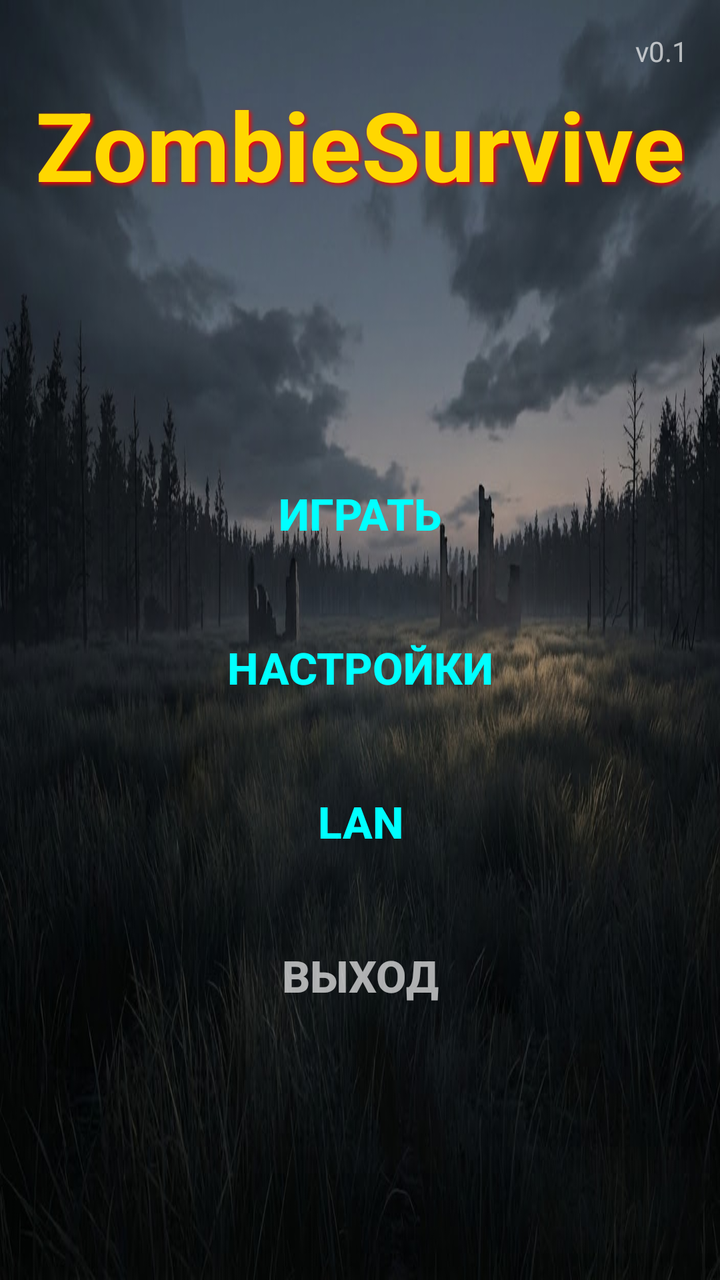
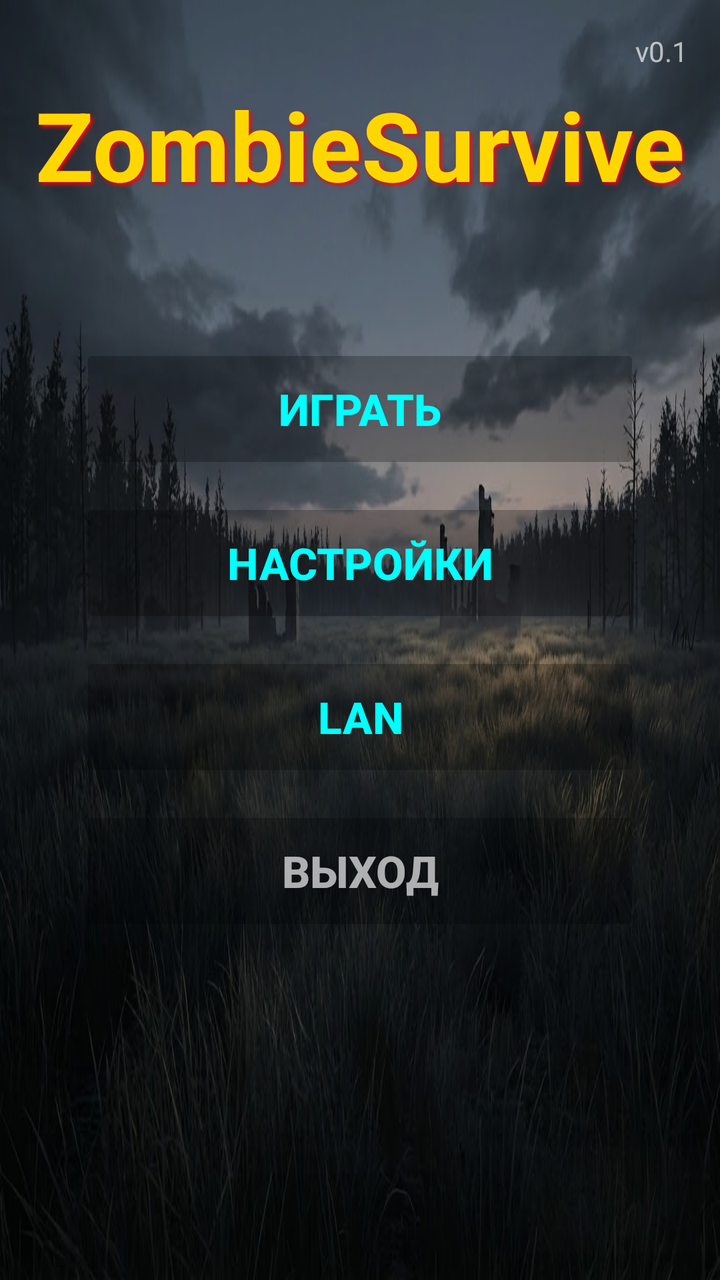

Screens rendered from an Android XML layout before and after an edit, with the pre-edit source and the edit as a unified diff.
<!-- AndroidManifest.xml: application theme Theme.AppCompat.NoActionBar -->
<!-- res/layout/activity_menu.xml -->
<?xml version="1.0" encoding="utf-8"?>
<androidx.constraintlayout.widget.ConstraintLayout xmlns:android="http://schemas.android.com/apk/res/android"
    xmlns:app="http://schemas.android.com/apk/res-auto"
    android:layout_width="match_parent"
    android:layout_height="match_parent"
    android:background="@drawable/bg_menu">

    
    <TextView
        android:id="@+id/titleText"
        android:layout_width="wrap_content"
        android:layout_height="wrap_content"
        android:layout_marginTop="40dp"
        android:text="ZombieSurvive"
        android:textColor="#FFD700"
        android:textSize="48sp"
        android:textStyle="bold"
        android:shadowColor="#FF0000"
        android:shadowDx="3"
        android:shadowDy="3"
        android:shadowRadius="5"
        app:layout_constraintTop_toTopOf="parent"
        app:layout_constraintStart_toStartOf="parent"
        app:layout_constraintEnd_toEndOf="parent" />

    
    <LinearLayout
        android:layout_width="wrap_content"
        android:layout_height="wrap_content"
        android:orientation="vertical"
        android:gravity="center"
        app:layout_constraintTop_toBottomOf="@id/titleText"
        app:layout_constraintBottom_toBottomOf="parent"
        app:layout_constraintStart_toStartOf="parent"
        app:layout_constraintEnd_toEndOf="parent">

        <Button
            android:id="@+id/btnPlay"
            android:layout_width="280dp"
            android:layout_height="65dp"
            android:text="ИГРАТЬ"
            android:textSize="22sp"
            android:textStyle="bold"
            android:textColor="#00FFFF"
            android:background="@android:color/transparent"
            android:backgroundTint="#40000000"
            android:stateListAnimator="@null" />

        <Button
            android:id="@+id/btnSettings"
            android:layout_width="280dp"
            android:layout_height="65dp"
            android:layout_marginTop="12dp"
            android:text="НАСТРОЙКИ"
            android:textSize="22sp"
            android:textStyle="bold"
            android:textColor="#00FFFF"
            android:background="@android:color/transparent"
            android:backgroundTint="#40000000"
            android:stateListAnimator="@null" />

        <Button
            android:id="@+id/btnLan"
            android:layout_width="280dp"
            android:layout_height="65dp"
            android:layout_marginTop="12dp"
            android:text="LAN"
            android:textSize="22sp"
            android:textStyle="bold"
            android:textColor="#00FFFF"
            android:background="@android:color/transparent"
            android:backgroundTint="#40000000"
            android:stateListAnimator="@null" />

        <Button
            android:id="@+id/btnExit"
            android:layout_width="280dp"
            android:layout_height="65dp"
            android:layout_marginTop="12dp"
            android:text="ВЫХОД"
            android:textSize="22sp"
            android:textStyle="bold"
            android:textColor="#AAFFFFFF"
            android:background="@android:color/transparent"
            android:backgroundTint="#40000000"
            android:stateListAnimator="@null" />

    </LinearLayout>

    
    <TextView
        android:layout_width="wrap_content"
        android:layout_height="wrap_content"
        android:layout_marginTop="16dp"
        android:layout_marginEnd="16dp"
        android:text="v0.1"
        android:textColor="#AAFFFFFF"
        android:textSize="14sp"
        app:layout_constraintTop_toTopOf="parent"
        app:layout_constraintEnd_toEndOf="parent" />

</androidx.constraintlayout.widget.ConstraintLayout>
<!-- resources referenced by this layout -->
<resources>
  <!-- drawable bg_menu: jpg bitmap (drawable, 110873 bytes) -->
</resources>

<!-- the commit's change to res/layout/activity_menu.xml (unified diff, before → after) -->
@@ -1,6 +1,5 @@
 <?xml version="1.0" encoding="utf-8"?>
-<androidx.constraintlayout.widget.ConstraintLayout xmlns:android="http://schemas.android.com/apk/res/android"
-    xmlns:app="http://schemas.android.com/apk/res-auto"
+<FrameLayout xmlns:android="http://schemas.android.com/apk/res/android"
     android:layout_width="match_parent"
     android:layout_height="match_parent"
     android:background="@drawable/bg_menu">
@@ -10,6 +9,7 @@
         android:id="@+id/titleText"
         android:layout_width="wrap_content"
         android:layout_height="wrap_content"
+        android:layout_gravity="top|center_horizontal"
         android:layout_marginTop="40dp"
         android:text="ZombieSurvive"
         android:textColor="#FFD700"
@@ -18,21 +18,15 @@
         android:shadowColor="#FF0000"
         android:shadowDx="3"
         android:shadowDy="3"
-        android:shadowRadius="5"
-        app:layout_constraintTop_toTopOf="parent"
-        app:layout_constraintStart_toStartOf="parent"
-        app:layout_constraintEnd_toEndOf="parent" />
+        android:shadowRadius="5" />
 
     
     <LinearLayout
         android:layout_width="wrap_content"
         android:layout_height="wrap_content"
+        android:layout_gravity="center"
         android:orientation="vertical"
-        android:gravity="center"
-        app:layout_constraintTop_toBottomOf="@id/titleText"
-        app:layout_constraintBottom_toBottomOf="parent"
-        app:layout_constraintStart_toStartOf="parent"
-        app:layout_constraintEnd_toEndOf="parent">
+        android:gravity="center">
 
         <Button
             android:id="@+id/btnPlay"
@@ -42,7 +36,6 @@
             android:textSize="22sp"
             android:textStyle="bold"
             android:textColor="#00FFFF"
-            android:background="@android:color/transparent"
             android:backgroundTint="#40000000"
             android:stateListAnimator="@null" />
 
@@ -55,7 +48,6 @@
             android:textSize="22sp"
             android:textStyle="bold"
             android:textColor="#00FFFF"
-            android:background="@android:color/transparent"
             android:backgroundTint="#40000000"
             android:stateListAnimator="@null" />
 
@@ -68,7 +60,6 @@
             android:textSize="22sp"
             android:textStyle="bold"
             android:textColor="#00FFFF"
-            android:background="@android:color/transparent"
             android:backgroundTint="#40000000"
             android:stateListAnimator="@null" />
 
@@ -81,7 +72,6 @@
             android:textSize="22sp"
             android:textStyle="bold"
             android:textColor="#AAFFFFFF"
-            android:background="@android:color/transparent"
             android:backgroundTint="#40000000"
             android:stateListAnimator="@null" />
 
@@ -91,12 +81,11 @@
     <TextView
         android:layout_width="wrap_content"
         android:layout_height="wrap_content"
+        android:layout_gravity="top|end"
         android:layout_marginTop="16dp"
         android:layout_marginEnd="16dp"
         android:text="v0.1"
         android:textColor="#AAFFFFFF"
-        android:textSize="14sp"
-        app:layout_constraintTop_toTopOf="parent"
-        app:layout_constraintEnd_toEndOf="parent" />
+        android:textSize="14sp" />
 
-</androidx.constraintlayout.widget.ConstraintLayout>
+</FrameLayout>
